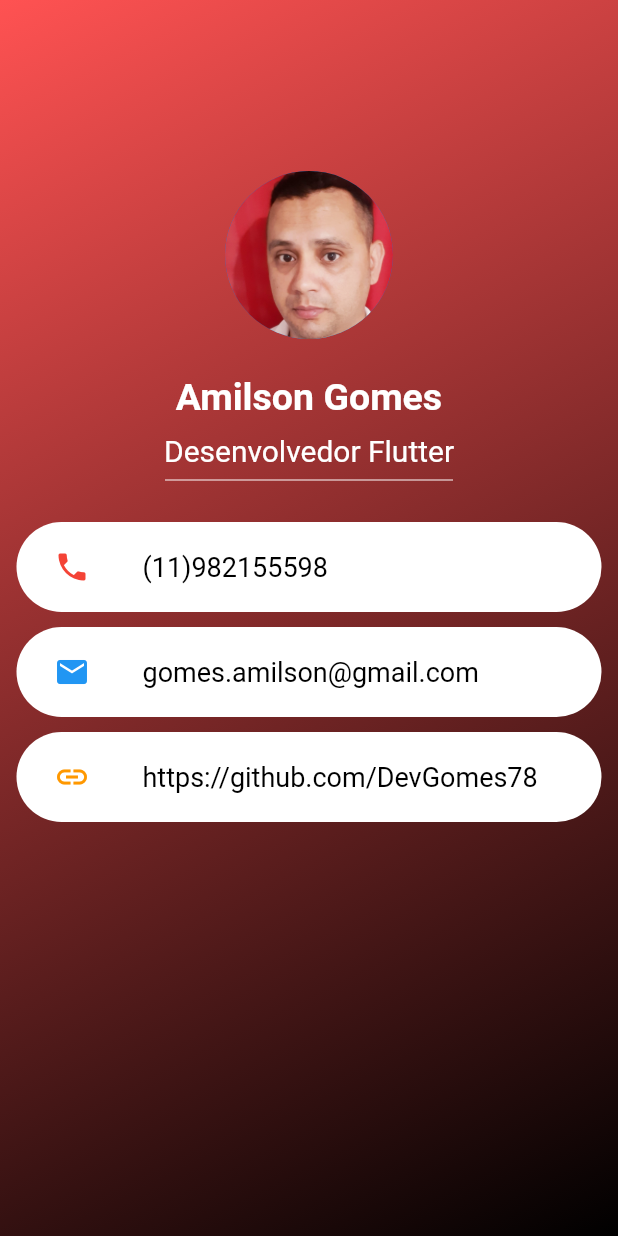
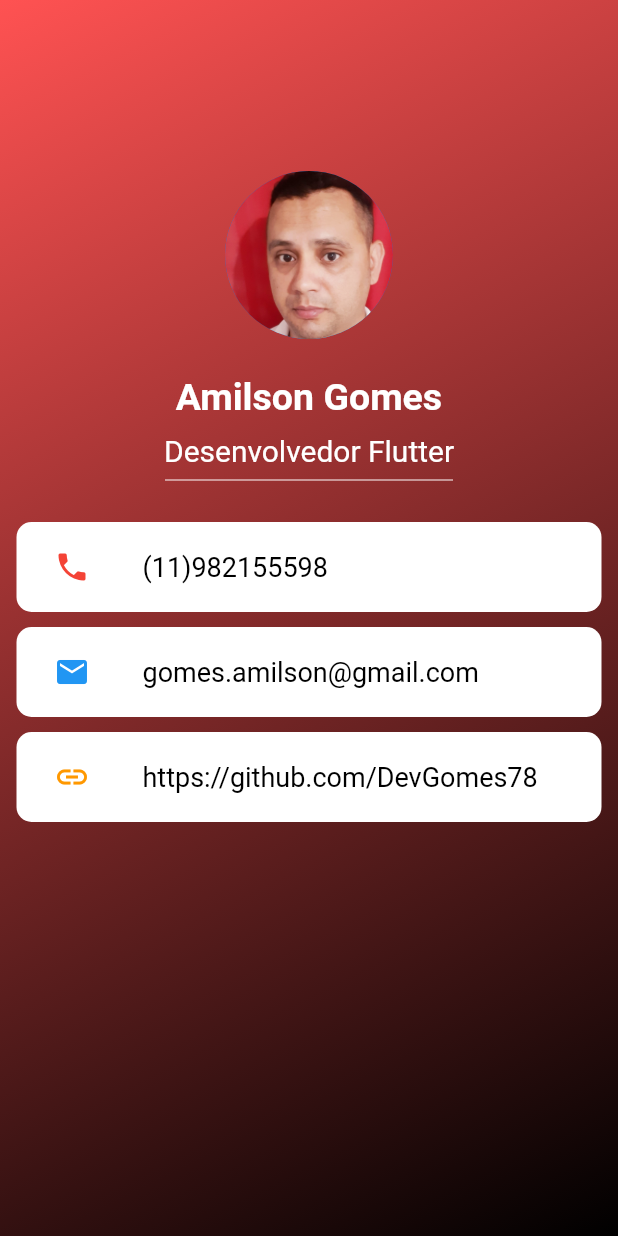
Before and after one commit to DevGomes78/Cartao-de-visitas, a Flutter app: the screen it shows after launch, on a phone screen of 412 x 824 dp. Run offline on Flutter 3.47's test engine with Material 2 defaults, Android fonts, the phone set to English and light mode, and no system bars.

Commit message:
atualizado components atualizado container

```diff
--- a/lib/Widgets/container.dart
+++ b/lib/Widgets/container.dart
@@ -18,7 +18,7 @@ class ContainerWidget extends StatelessWidget {
       height: 60,
       width: 390,
       decoration: BoxDecoration(
-        borderRadius: BorderRadius.circular(40),
+        borderRadius: BorderRadius.circular(10),
         color: Colors.white,
       ),
       child: child,
```
